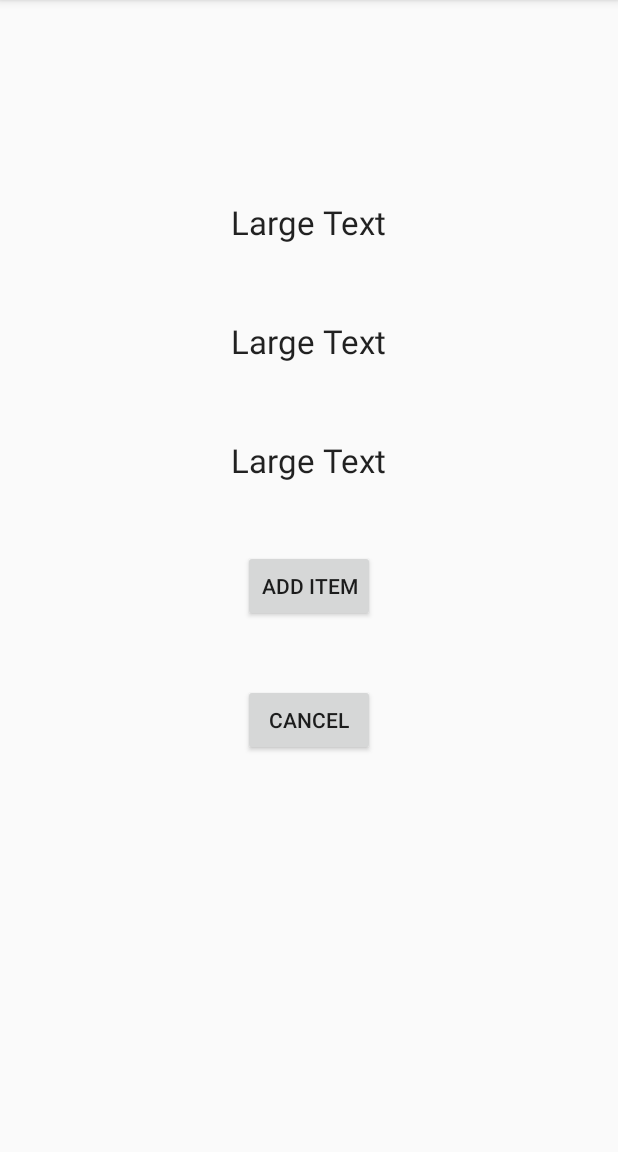
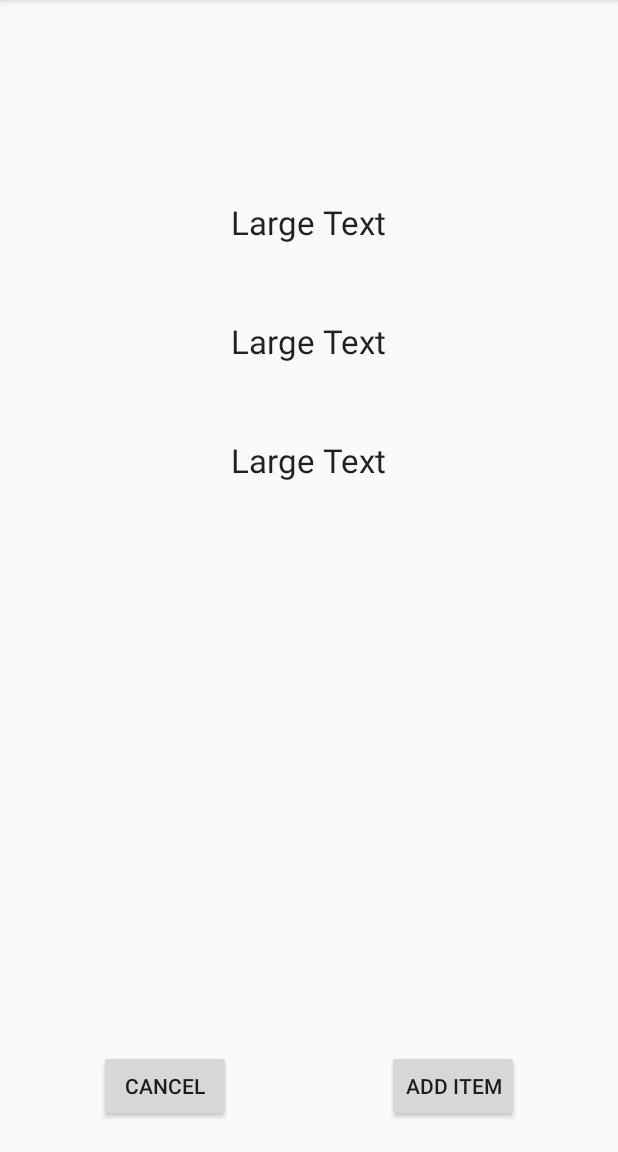
Before and after one commit to bixdeng/CheckOut, an Android app: the fragment SingleProductFragment placed in its activity, on a phone screen of 412 x 824 dp, the part 84-1236 px from its top. Run offline under Robolectric (Android 15) with nearby library versions, the phone set to English and light mode, and no system bars; 6 statements that could not run were skipped.

Commit message:
Mar.2nd 1:44pm Progress

```diff
--- a/app/src/main/java/com/group12/syde362/checkout/SingleProductFragment.java
+++ b/app/src/main/java/com/group12/syde362/checkout/SingleProductFragment.java
@@ -102,7 +102,7 @@ public class SingleProductFragment extends Fragment {
 
         singleProductName.setText("Name: " + bundle.getString(ARG_NAME));
         singleProductPrice.setText("Price: $" + bundle.getString(ARG_PRICE));
-        singleProductWeight.setText("Weight: " + bundle.getString(ARG_WEIGHT) + " kg");
+        singleProductWeight.setText("Weight: " + bundle.getString(ARG_WEIGHT) + "kg");
 
         Button cancelButton = (Button) singleProductView.findViewById(R.id.cancelButton);
         cancelButton.setOnClickListener(new OnClickListener() {
--- a/app/src/main/res/layout/fragment_navigation_drawer.xml
+++ b/app/src/main/res/layout/fragment_navigation_drawer.xml
@@ -1,5 +1,4 @@
 <ListView xmlns:android="http://schemas.android.com/apk/res/android"
     xmlns:tools="http://schemas.android.com/tools" android:layout_width="match_parent"
-    android:layout_height="match_parent" android:choiceMode="singleChoice"
-    android:divider="@android:color/transparent" android:dividerHeight="0dp"
+    android:layout_height="match_parent" android:choiceMode="singleChoice" android:dividerHeight="0dp"
     android:background="#cccc" tools:context=".NavigationDrawerFragment" />
--- a/app/src/main/res/layout/fragment_single_product.xml
+++ b/app/src/main/res/layout/fragment_single_product.xml
@@ -46,17 +46,19 @@
         android:layout_height="wrap_content"
         android:text="Add Item"
         android:id="@+id/addButton"
-        android:layout_below="@+id/singleProductPrice"
-        android:layout_centerHorizontal="true"
-        android:layout_marginTop="45dp" />
+        android:layout_alignTop="@+id/cancelButton"
+        android:layout_toRightOf="@+id/singleProductPrice"
+        android:layout_toEndOf="@+id/singleProductPrice"
+        android:layout_marginBottom="20dp" />
 
     <Button
         android:layout_width="wrap_content"
         android:layout_height="wrap_content"
         android:text="Cancel"
         android:id="@+id/cancelButton"
-        android:layout_below="@+id/addButton"
-        android:layout_centerHorizontal="true"
-        android:layout_marginTop="41dp" />
+        android:layout_alignParentBottom="true"
+        android:layout_toLeftOf="@+id/singleProductPrice"
+        android:layout_toStartOf="@+id/singleProductPrice"
+        android:layout_marginBottom="20dp" />
 
 </RelativeLayout>
```
Also changed, not shown: app/src/main/java/com/group12/syde362/checkout/ProductFragment.java (+25 -2 lines), app/src/main/res/layout/fragment_product_list.xml (+9 -4 lines), app/src/main/res/layout/product_list_item.xml (+20 -4 lines), app/src/main/res/drawable-mdpi/remove.png (added).
